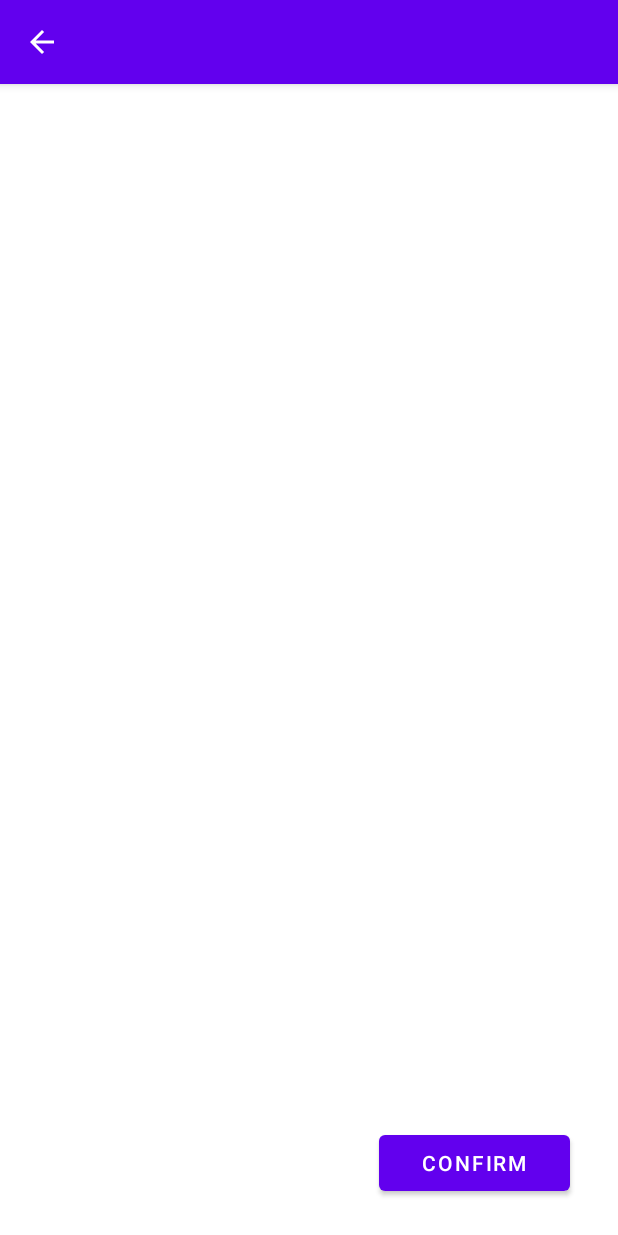
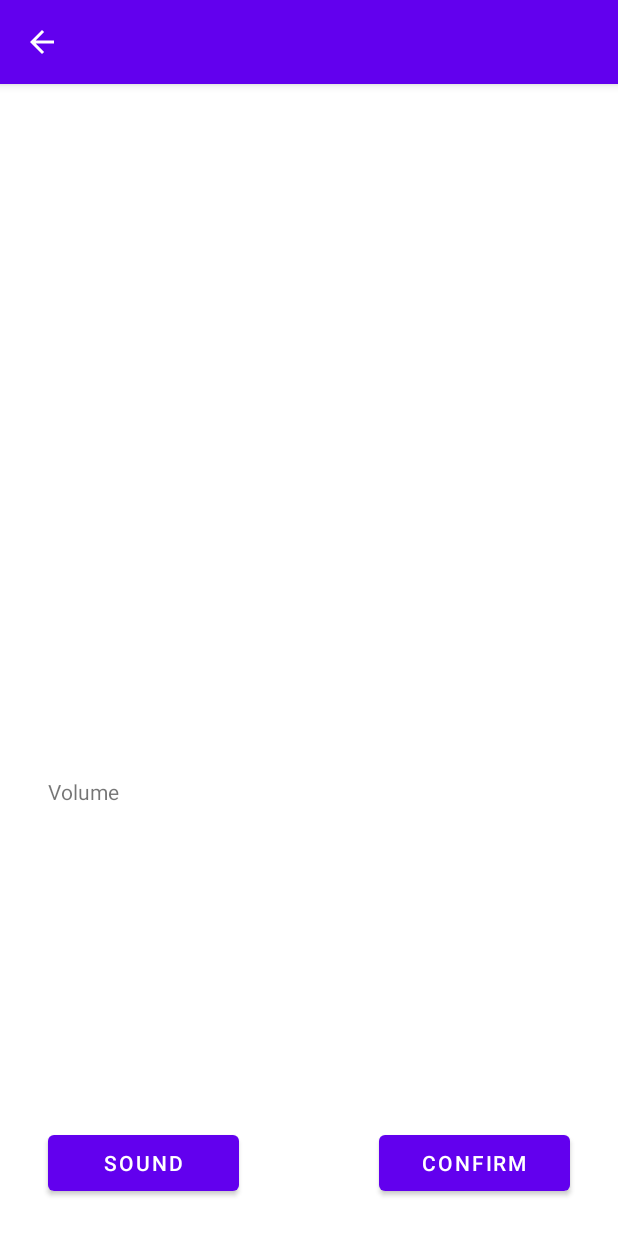
Before and after one commit to AlarmWalker/Mobile_fitness_app, an Android app: the SoundActivity screen opened directly, with no data from a screen before it, on a phone screen of 412 x 824 dp. Run offline under Robolectric (Android 15) with nearby library versions, the phone set to English and light mode, and no system bars.

Commit message:
Testing sound playback.

```diff
--- a/app/src/main/java/ca/unb/mobiledev/superduperfitnessapp/SoundActivity.kt
+++ b/app/src/main/java/ca/unb/mobiledev/superduperfitnessapp/SoundActivity.kt
@@ -1,18 +1,25 @@
 package ca.unb.mobiledev.superduperfitnessapp
 
 import android.content.ActivityNotFoundException
-import android.content.ContentValues
 import android.content.Intent
+import android.media.MediaPlayer
 import android.os.Bundle
 import android.text.method.ScrollingMovementMethod
 import android.util.Log
 import android.widget.Button
 import android.widget.TextView
 import androidx.appcompat.app.AppCompatActivity
-import androidx.core.content.ContextCompat
+
 
 class SoundActivity : AppCompatActivity()
 {
+    private val maxVolume : Double = 10.0
+    private var currVolume : Double = 5.0
+    private lateinit var player : MediaPlayer
+    private lateinit var upButton : Button
+    private lateinit var downButton : Button
+    private lateinit var soundButton : Button
+
     override fun onCreate(savedInstanceState: Bundle?) {
         super.onCreate(savedInstanceState)
         setContentView(R.layout.activity_detail)
@@ -27,13 +34,43 @@ class SoundActivity : AppCompatActivity()
         val actionBar = supportActionBar
         actionBar?.title = extras?.getString("title")
 
+
+        // Sound button - plays sound associated with id
+        soundButton = findViewById<Button>(R.id.sound_button)
+        soundButton.setOnClickListener {
+            val fileName = extras?.getString("soundTitle")
+            audioPlayer(fileName.toString())
+        }
+
+        var volumeText = findViewById<TextView>(R.id.test_volume)
+
+        upButton = findViewById<Button>(R.id.volUp_button)
+        upButton?.visibility = Button.INVISIBLE
+        upButton.setOnClickListener {
+            currVolume -= 1
+            val log1 = (Math.log(maxVolume - currVolume) / Math.log(maxVolume)).toFloat()
+            volumeText.setText("Log: " + log1.toString() + "\nCurrent Volume: " + currVolume.toString())
+            player.setVolume(log1, log1)
+        }
+
+        downButton = findViewById<Button>(R.id.volDown_button)
+        downButton?.visibility = Button.INVISIBLE
+        downButton.setOnClickListener {
+            currVolume += 1
+            val log1 = (Math.log(maxVolume - currVolume) / Math.log(maxVolume)).toFloat()
+            volumeText.setText("Log: " + log1.toString() + "\nCurrent Volume: " + currVolume.toString())
+            player.setVolume(log1, log1)
+        }
+
+
+        // Confirm button - goes to RunningActivity
         val confirmButton = findViewById<Button>(R.id.confirm_button)
-
         confirmButton.setOnClickListener {
             val intent2 = Intent(this, RunningActivity::class.java)
 
             intent2.putExtra("title",  extras?.getString("title"))
             intent2.putExtra("description", extras?.getString("description"))
+            intent2.putExtra("soundTitle", extras?.getString("soundTitle"))
 
             val extras2 = intent2.extras
 
@@ -44,4 +81,25 @@ class SoundActivity : AppCompatActivity()
             }
         }
     }
+
+    private fun audioPlayer(fileName: String)
+    {
+        if (!this::player.isInitialized) {
+            val afd = assets.openFd(fileName)
+            player = MediaPlayer()
+            player.setDataSource(afd.fileDescriptor, afd.startOffset, afd.length)
+            player.prepare()
+
+            upButton?.visibility = Button.VISIBLE
+            downButton?.visibility = Button.VISIBLE
+        }
+
+        if (player.isPlaying) {
+            player.pause()
+            soundButton.setText("Resume")
+        } else {
+            player.start()
+            soundButton.setText("Pause")
+        }
+    }
 }
--- a/app/src/main/java/ca/unb/mobiledev/superduperfitnessapp/StartActivity.kt
+++ b/app/src/main/java/ca/unb/mobiledev/superduperfitnessapp/StartActivity.kt
@@ -24,11 +24,11 @@ class StartActivity : AppCompatActivity() {
         setContentView(R.layout.activity_start)
 
         val utils = JsonUtils(applicationContext)
-        val courses = utils.getCourses()
+        val sounds = utils.getSounds()
 
         val view = findViewById<RecyclerView>(R.id.recycler_view)
 
-        val adp = MyAdapter(courses, this)
+        val adp = MyAdapter(sounds, this)
         view.adapter = adp
     }
 
@@ -68,6 +68,7 @@ class StartActivity : AppCompatActivity() {
 
                 intent.putExtra("title",  sound.title)
                 intent.putExtra("description", sound.description)
+                intent.putExtra("soundTitle", sound.soundTitle)
 
                 val extras = intent.extras
 
--- a/app/src/main/java/ca/unb/mobiledev/superduperfitnessapp/model/Sound.kt
+++ b/app/src/main/java/ca/unb/mobiledev/superduperfitnessapp/model/Sound.kt
@@ -4,6 +4,7 @@ class Sound private constructor(
     private val id: String?,
     private val name: String?,
     val description: String?,
+    val soundTitle: String?,
 ) {
     // Only need to include getters
     val title: String
@@ -13,12 +14,14 @@ class Sound private constructor(
         var id: String? = null,
         var name: String? = null,
         var description: String? = null,
+        var soundTitle: String? = null
     ) {
 
         fun id(id: String) = apply { this.id = id }
         fun name(name: String) = apply { this.name = name }
         fun description(description: String) = apply { this.description = description }
+        fun soundTitle(soundTitle: String) = apply { this.soundTitle = soundTitle }
 
-        fun build() = Sound(id, name, description)
+        fun build() = Sound(id, name, description, soundTitle)
     }
 }
--- a/app/src/main/res/layout/activity_detail.xml
+++ b/app/src/main/res/layout/activity_detail.xml
@@ -11,16 +11,53 @@
     android:orientation="vertical"
     tools:context="ca.unb.mobiledev.superduperfitnessapp.SoundActivity">
 
-    <TextView
-        android:id="@+id/description_textview"
-        android:layout_width="match_parent"
-        android:layout_height="635dp"
-        android:scrollbars="vertical"
-        android:textAppearance="?android:attr/textAppearanceMedium" />
-
     <androidx.constraintlayout.widget.ConstraintLayout
         android:layout_width="match_parent"
         android:layout_height="match_parent">
+
+        <TextView
+            android:id="@+id/test_volume"
+            android:layout_width="139dp"
+            android:layout_height="41dp"
+            android:layout_marginStart="16dp"
+            android:layout_marginEnd="16dp"
+            android:text="Volume"
+            app:layout_constraintBottom_toBottomOf="parent"
+            app:layout_constraintEnd_toEndOf="parent"
+            app:layout_constraintHorizontal_bias="0.0"
+            app:layout_constraintStart_toStartOf="parent"
+            app:layout_constraintTop_toTopOf="parent"
+            app:layout_constraintVertical_bias="0.642" />
+
+        <Button
+            android:id="@+id/volUp_button"
+            android:layout_width="127dp"
+            android:layout_height="49dp"
+            android:layout_marginStart="16dp"
+            android:layout_marginBottom="152dp"
+            android:text="Up"
+            app:layout_constraintBottom_toBottomOf="parent"
+            app:layout_constraintStart_toStartOf="parent" />
+
+        <Button
+            android:id="@+id/volDown_button"
+            android:layout_width="127dp"
+            android:layout_height="49dp"
+            android:layout_marginStart="16dp"
+            android:layout_marginBottom="96dp"
+            android:text="Down"
+            app:layout_constraintBottom_toBottomOf="parent"
+            app:layout_constraintStart_toStartOf="parent" />
+
+        <Button
+            android:id="@+id/sound_button"
+            android:layout_width="127dp"
+            android:layout_height="49dp"
+            android:layout_marginStart="16dp"
+            android:layout_marginBottom="8dp"
+            android:text="Sound"
+            app:layout_constraintBottom_toBottomOf="parent"
+            app:layout_constraintStart_toStartOf="parent" />
 
         <Button
             android:id="@+id/confirm_button"
@@ -31,6 +68,17 @@
             android:text="Confirm"
             app:layout_constraintBottom_toBottomOf="parent"
             app:layout_constraintEnd_toEndOf="parent" />
+
+        <TextView
+            android:id="@+id/description_textview"
+            android:layout_width="match_parent"
+            android:layout_height="635dp"
+            android:layout_marginBottom="8dp"
+            android:scrollbars="vertical"
+            android:textAppearance="?android:attr/textAppearanceMedium"
+            app:layout_constraintBottom_toTopOf="@+id/confirm_button"
+            app:layout_constraintStart_toStartOf="parent" />
+
     </androidx.constraintlayout.widget.ConstraintLayout>
 
 </LinearLayout>
```
Also changed, not shown: app/src/main/assets/sounds.json (+12 -54 lines), app/src/main/java/ca/unb/mobiledev/superduperfitnessapp/util/JsonUtils.kt (+4 -6 lines), 3 other files.
